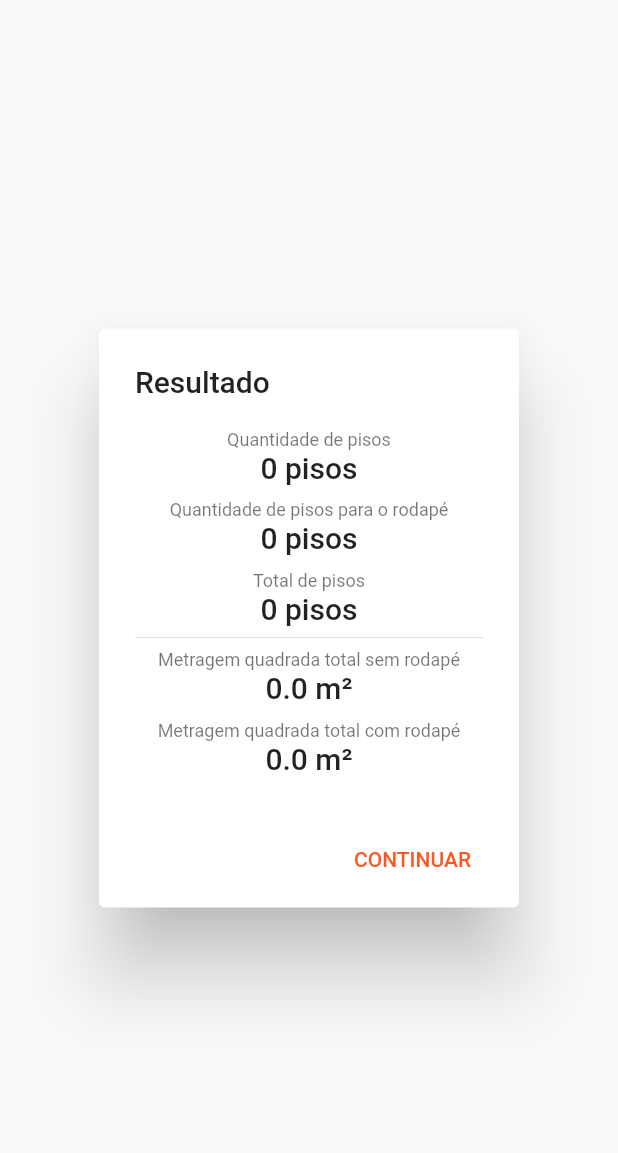
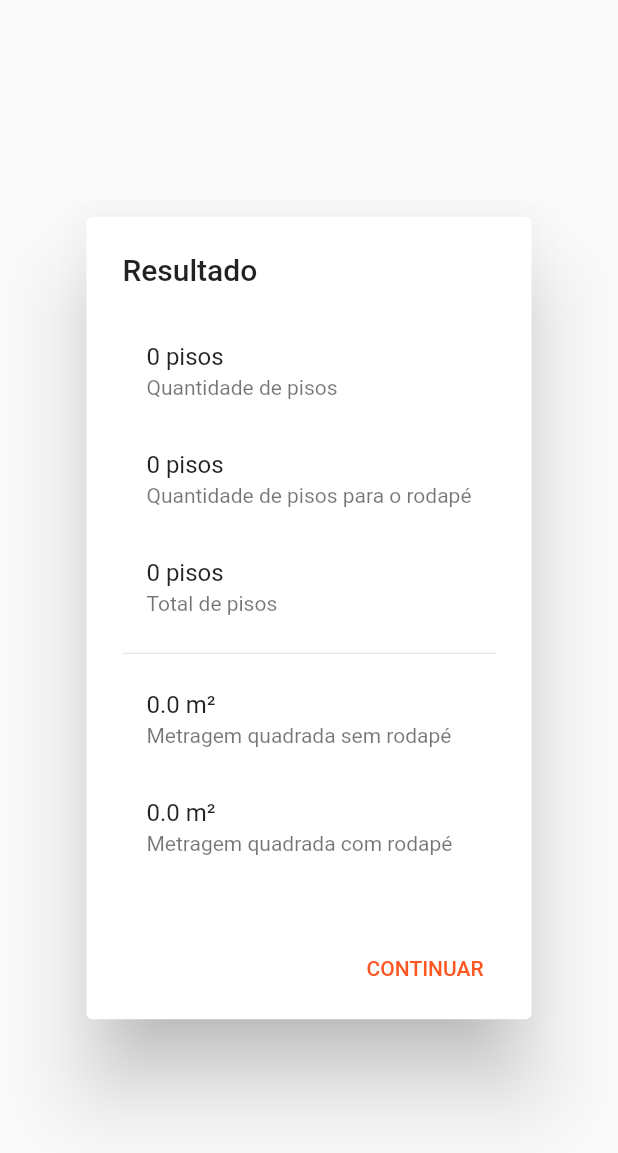
Before and after one commit to kleberandrade/floor-calculator-flutter, a Flutter app: the ResultDialog widget shown alone on an empty page, opened directly with empty values, on a phone screen of 412 x 824 dp. Shown: the top 1153 px of the screen. Run offline on Flutter 3.47's test engine with Material 2 defaults, Android fonts, the phone set to English and light mode, and no system bars.

Commit message:
refatoção do código

```diff
--- a/lib/main.dart
+++ b/lib/main.dart
@@ -9,17 +9,18 @@ class MyApp extends StatelessWidget {
   @override
   Widget build(BuildContext context) {
     return MaterialApp(
+      debugShowCheckedModeBanner: false,
       title: 'Calculadora de Pisos',
       theme: ThemeData(
         primarySwatch: Colors.deepOrange,
         buttonTheme: ButtonThemeData(
           buttonColor: Colors.deepOrange,
           textTheme: ButtonTextTheme.primary,
+          height: 52,
         ),
         visualDensity: VisualDensity.adaptivePlatformDensity,
       ),
       home: CalculatorPage(),
-      debugShowCheckedModeBanner: false,
     );
   }
 }
--- a/lib/widgets/result_dialog.dart
+++ b/lib/widgets/result_dialog.dart
@@ -1,5 +1,4 @@
 import 'package:flutter/material.dart';
-
 import 'package:floor_calculator/models/result_model.dart';
 
 class ResultDialog extends StatelessWidget {
@@ -14,34 +13,26 @@ class ResultDialog extends StatelessWidget {
       content: Column(
         mainAxisSize: MainAxisSize.min,
         children: [
-          _buildResultLine(
-            context,
-            'Quantidade de pisos',
-            '${result.amountPieces} pisos',
+          ListTile(
+            title: Text('${result.amountPieces} pisos'),
+            subtitle: Text('Quantidade de pisos'),
           ),
-          SizedBox(height: 10),
-          _buildResultLine(
-            context,
-            'Quantidade de pisos para o rodapé',
-            '${result.amountFooter} pisos',
+          ListTile(
+            title: Text('${result.amountFooter} pisos'),
+            subtitle: Text('Quantidade de pisos para o rodapé'),
           ),
-          SizedBox(height: 10),
-          _buildResultLine(
-            context,
-            'Total de pisos',
-            '${result.amountPieces + result.amountFooter} pisos',
+          ListTile(
+            title: Text('${result.amountPiecesAndFooter} pisos'),
+            subtitle: Text('Total de pisos'),
           ),
           Divider(),
-          _buildResultLine(
-            context,
-            'Metragem quadrada total sem rodapé',
-            '${result.amountPieces * result.areaFloor} m²',
+          ListTile(
+            title: Text('${result.areaWithoutFooter} m²'),
+            subtitle: Text('Metragem quadrada sem rodapé'),
           ),
-          SizedBox(height: 10),
-          _buildResultLine(
-            context,
-            'Metragem quadrada total com rodapé',
-            '${(result.amountPieces + result.amountFooter) * result.areaFloor} m²',
+          ListTile(
+            title: Text('${result.areaWithFooter} m²'),
+            subtitle: Text('Metragem quadrada com rodapé'),
           ),
         ],
       ),
@@ -56,19 +47,4 @@ class ResultDialog extends StatelessWidget {
       ],
     );
   }
-
-  _buildResultLine(context, label, result) {
-    return Column(
-      children: [
-        Text(
-          label,
-          style: Theme.of(context).textTheme.caption,
-        ),
-        Text(
-          result,
-          style: Theme.of(context).textTheme.headline6,
-        ),
-      ],
-    );
-  }
 }
```
Also changed, not shown: lib/pages/calculator_page.dart (+21 -21 lines), 1 other file.
